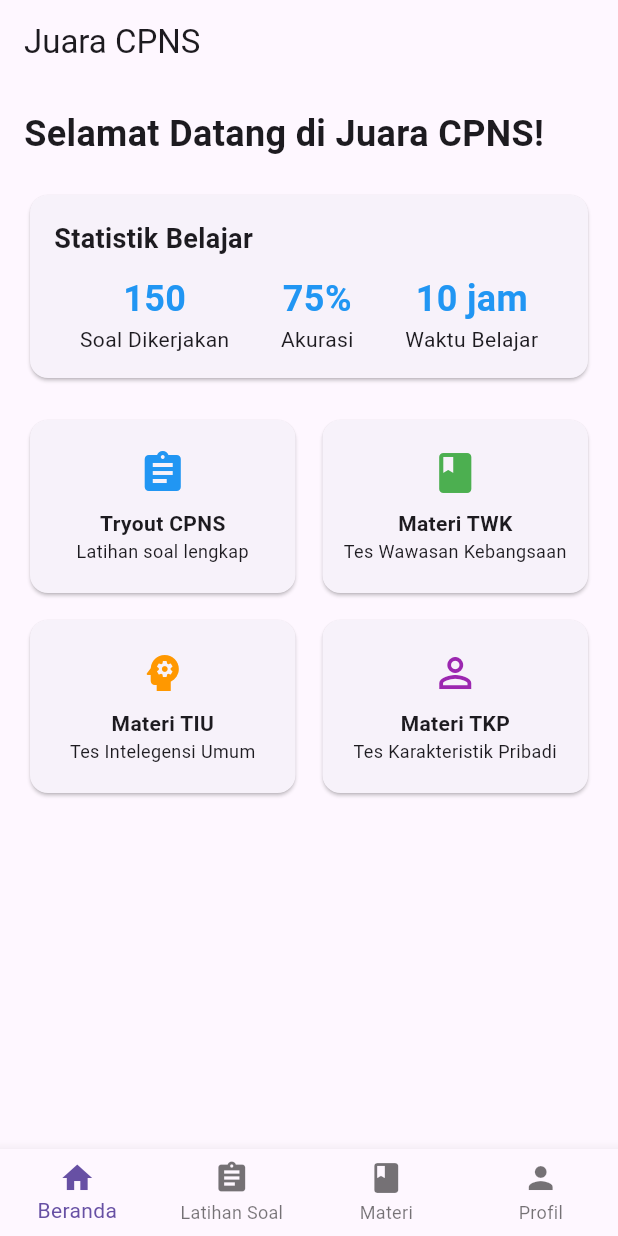
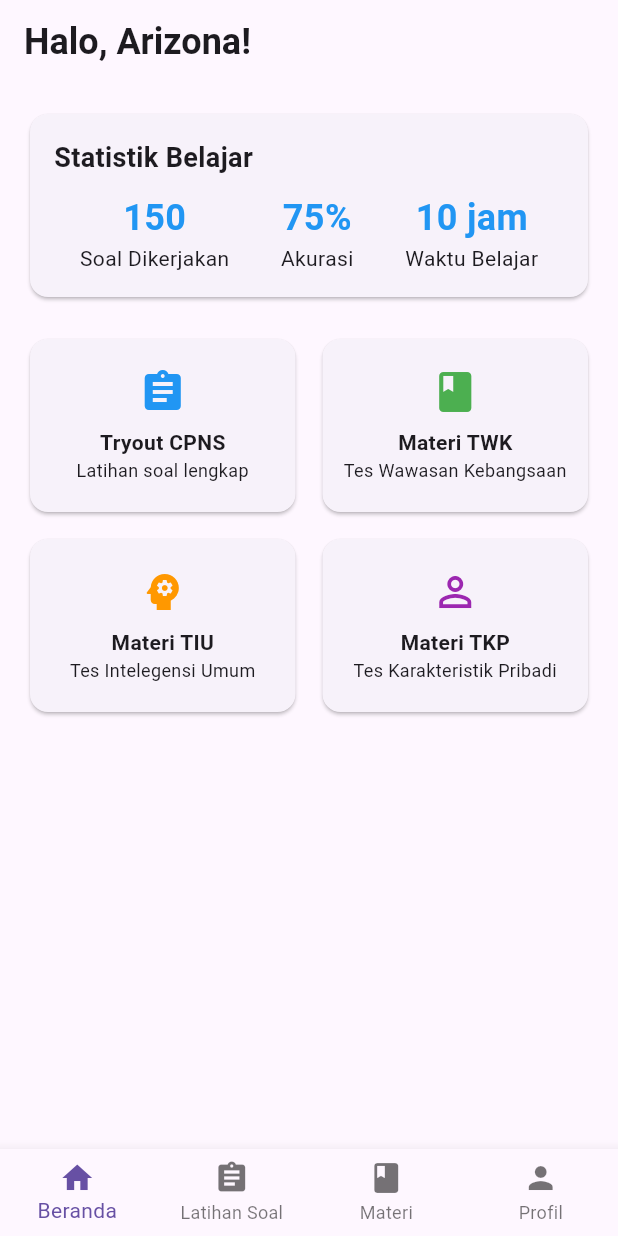
Before and after one commit to arizonaadipradana/juara_cpns, a Flutter app: the screen it shows after launch, on a phone screen of 412 x 824 dp. Run offline on Flutter 3.47's test engine with Material 3 defaults, Android fonts, the phone set to English and light mode, and no system bars.

Commit message:
Update home screen title and welcome message

```diff
--- a/lib/screens/home_screen.dart
+++ b/lib/screens/home_screen.dart
@@ -7,21 +7,19 @@ class HomeScreen extends StatelessWidget {
   Widget build(BuildContext context) {
     return Scaffold(
       appBar: AppBar(
-        title: const Text('Juara CPNS'),
+        title: const Text(
+            'Halo, Arizona!',
+          style: TextStyle(
+            fontSize: 24,
+            fontWeight: FontWeight.bold
+          ),
+        ),
       ),
       body: SingleChildScrollView(
         padding: const EdgeInsets.all(16.0),
         child: Column(
           crossAxisAlignment: CrossAxisAlignment.start,
           children: [
-            const Text(
-              'Selamat Datang di Juara CPNS!',
-              style: TextStyle(
-                fontSize: 24,
-                fontWeight: FontWeight.bold,
-              ),
-            ),
-            const SizedBox(height: 20),
             _buildStatisticsCard(),
             const SizedBox(height: 20),
             _buildFeatureGrid(context),
```
